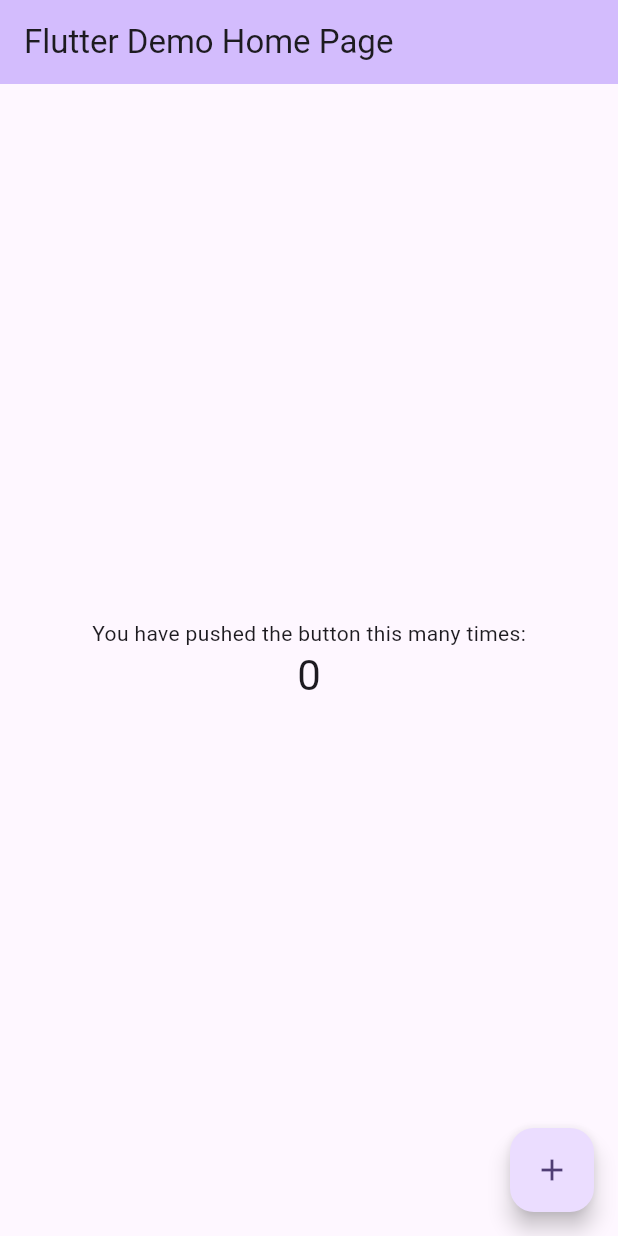
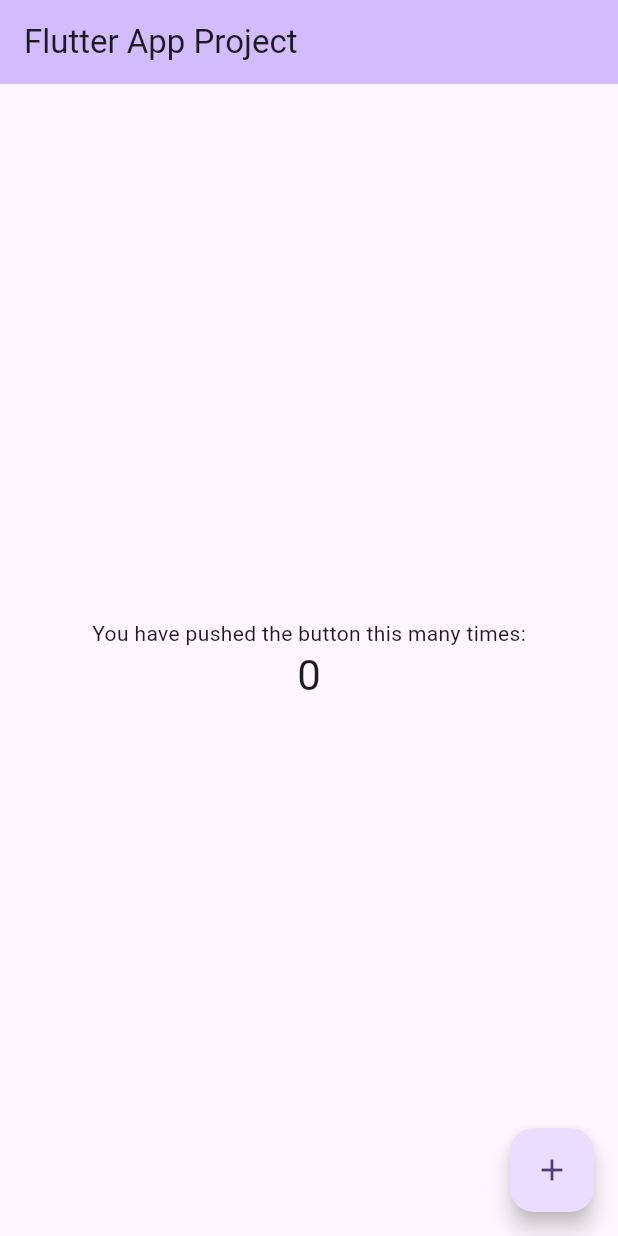
Before and after one commit to francesctr4/FlutterAppProject, a Flutter app: the screen it shows after launch, on a phone screen of 412 x 824 dp. Run offline on Flutter 3.47's test engine with Material 2 defaults, Android fonts, the phone set to English and light mode, and no system bars.

Commit message:
Update main.dart

```diff
--- a/flutter_app_project/project_source/lib/main.dart
+++ b/flutter_app_project/project_source/lib/main.dart
@@ -31,7 +31,7 @@ class MyApp extends StatelessWidget {
         colorScheme: ColorScheme.fromSeed(seedColor: Colors.deepPurple),
         useMaterial3: true,
       ),
-      home: const MyHomePage(title: 'Flutter Demo Home Page'),
+      home: const MyHomePage(title: 'Flutter App Project'),
     );
   }
 }
```
